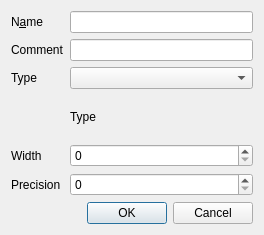
The window that qgis/src/ui/qgsaddattrdialogbase.ui (sourcepole/qgis) describes before a commit, drawn with Qt 5.
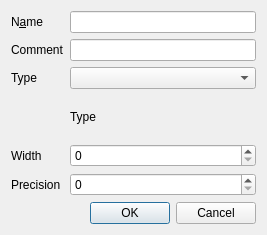
The same window after the commit.

Commit message: Use add column for consistency

Patch:
```diff
--- a/qgis/src/ui/qgsaddattrdialogbase.ui
+++ b/qgis/src/ui/qgsaddattrdialogbase.ui
@@ -6,7 +6,7 @@
    <rect>
     <x>0</x>
     <y>0</y>
-    <width>264</width>
+    <width>267</width>
     <height>235</height>
    </rect>
   </property>
```
Left out of the diff: 2 changed lines with no effect on the pictures.
